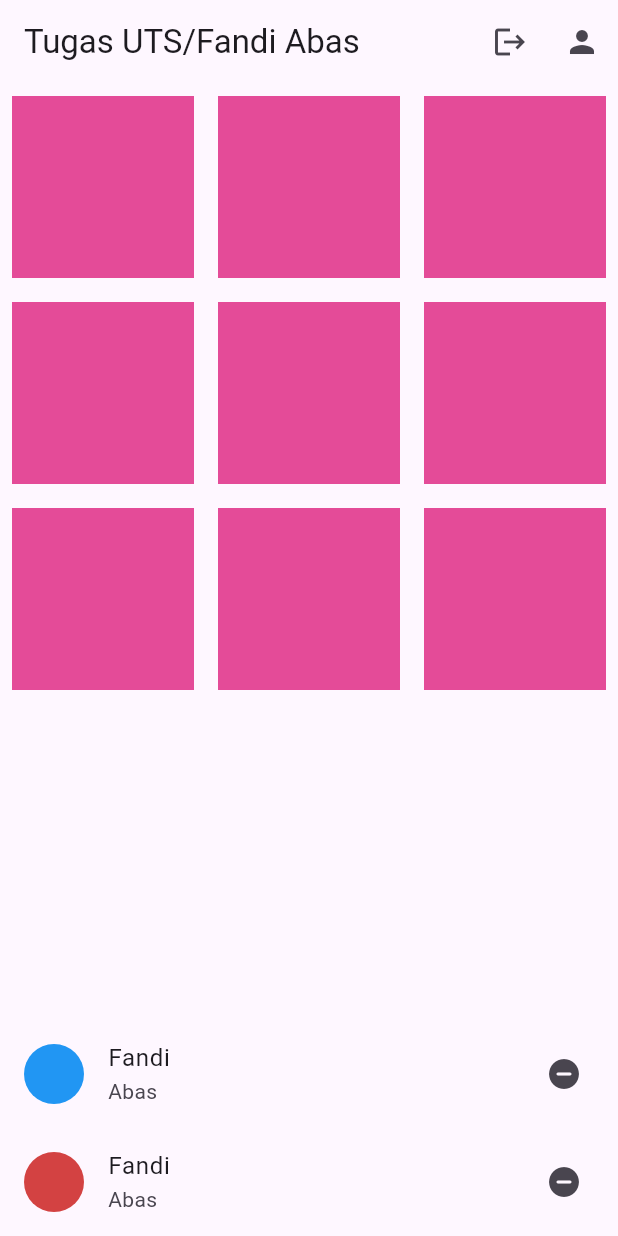
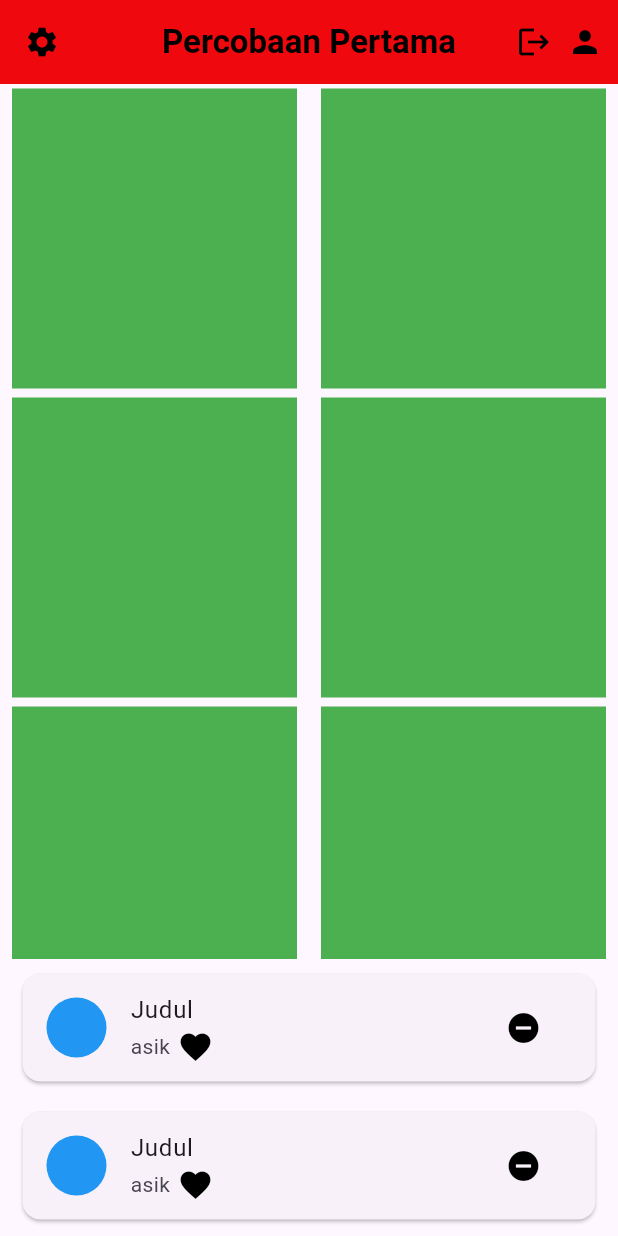
Before and after one commit to FandiAbas/flutter_uts, a Flutter app: the screen it shows after launch, on a phone screen of 412 x 824 dp. Run offline on Flutter 3.47's test engine with Material 3 defaults, Android fonts, the phone set to English and light mode, and no system bars.

```diff
--- /dev/null
+++ b/lib/home_page.dart
@@ -0,0 +1,102 @@
+import 'package:flutter/material.dart';
+
+class HomePage extends StatefulWidget {
+  const HomePage({super.key});
+
+  @override
+  State<HomePage> createState() => _HomePageState();
+}
+
+class _HomePageState extends State<HomePage> {
+  List<Map<String, dynamic>> items = [
+    {'title': 'Judul', 'subtitle': 'asik'},
+    {'title': 'Judul', 'subtitle': 'asik'},
+  ];
+
+  void _removeItem(int index) {
+    setState(() {
+      items.removeAt(index);
+    });
+  }
+
+  @override
+  Widget build(BuildContext context) {
+    return Scaffold(
+      appBar: AppBar(
+        centerTitle: true,
+        title: const Text(
+          'Percobaan Pertama',
+          style: TextStyle(color: Colors.black, fontWeight: FontWeight.bold),
+        ),
+        elevation: 3,
+        backgroundColor: Color.fromARGB(255, 251, 2, 2),
+        actions: [
+          Icon(
+            Icons.logout,
+            color: Colors.black,
+          ),
+          SizedBox(
+            width: 10,
+          ),
+          Icon(
+            Icons.person,
+            color: Colors.black,
+          ),
+          SizedBox(
+            width: 10,
+          ),
+        ],
+        leading: const Icon(
+          Icons.settings,
+          color: Colors.black,
+        ),
+      ),
+      body: Column(
+        children: [
+          // Flexible untuk GridView
+          Flexible(
+            flex: 3,
+            child: GridView.count(
+              crossAxisCount: 2,
+              children: List.generate(8, (index) {
+                return Container(
+                  margin: EdgeInsets.fromLTRB(8.0, 3.0, 8.0, 3.0),
+                  color: Colors.green,
+                );
+              }),
+            ),
+          ),
+          // SizedBox untuk ListView dengan tinggi tetap
+          SizedBox(
+            height: 185, // Atur tinggi sesuai kebutuhan Anda
+            child: ListView.builder(
+              itemCount: items.length,
+              itemBuilder: (context, index) {
+                return Card(
+                  margin: EdgeInsets.symmetric(vertical: 10, horizontal: 15),
+                  child: ListTile(
+                    leading: CircleAvatar(
+                      backgroundColor: Colors.blue,
+                    ),
+                    title: Text(items[index]['title']),
+                    subtitle: Row(
+                      children: [
+                        Text(items[index]['subtitle']),
+                        SizedBox(width: 5),
+                        Icon(Icons.favorite, color: Colors.black),
+                      ],
+                    ),
+                    trailing: IconButton(
+                      icon: Icon(Icons.remove_circle, color: Colors.black),
+                      onPressed: () => _removeItem(index),
+                    ),
+                  ),
+                );
+              },
+            ),
+          ),
+        ],
+      ),
+    );
+  }
+}
--- a/lib/main.dart
+++ b/lib/main.dart
@@ -1,59 +1,38 @@
 import 'package:flutter/material.dart';
+import 'package:flutter_uts/home_page.dart';
 
 void main() {
-  runApp(MyApp());
+  runApp(const MyApp());
 }
 
 class MyApp extends StatelessWidget {
+  const MyApp({super.key});
+
+  // This widget is the root of your application.
   @override
   Widget build(BuildContext context) {
     return MaterialApp(
-      home: Scaffold(
-        appBar: AppBar(
-          title: Text('Tugas UTS/Fandi Abas'),
-          actions: [
-            IconButton(
-              icon: Icon(Icons.logout),
-              onPressed: () {},
-            ),
-            IconButton(
-              icon: Icon(Icons.person),
-              onPressed: () {},
-            ),
-          ],
-        ),
-        body: Column(
-          children: [
-            Expanded(
-              child: GridView.count(
-                crossAxisCount: 3,
-                children: List.generate(9, (index) {
-                  return Container(
-                    margin: EdgeInsets.all(8.0),
-                    color: Color.fromARGB(255, 228, 75, 152),
-                  );
-                }),
-              ),
-            ),
-            ListTile(
-              leading: CircleAvatar(
-                backgroundColor: Colors.blue,
-              ),
-              title: Text('Fandi'),
-              subtitle: Text('Abas'),
-              trailing: Icon(Icons.remove_circle_rounded),
-            ),
-            ListTile(
-              leading: CircleAvatar(
-                backgroundColor: Color.fromARGB(255, 211, 66, 66),
-              ),
-              title: Text('Fandi'),
-              subtitle: Text('Abas'),
-              trailing: Icon(Icons.remove_circle_rounded),
-            ),
-          ],
-        ),
+      title: 'Flutter Demo',
+      theme: ThemeData(
+        // This is the theme of your application.
+        //
+        // TRY THIS: Try running your application with "flutter run". You'll see
+        // the application has a purple toolbar. Then, without quitting the app,
+        // try changing the seedColor in the colorScheme below to Colors.green
+        // and then invoke "hot reload" (save your changes or press the "hot
+        // reload" button in a Flutter-supported IDE, or press "r" if you used
+        // the command line to start the app).
+        //
+        // Notice that the counter didn't reset back to zero; the application
+        // state is not lost during the reload. To reset the state, use hot
+        // restart instead.
+        //
+        // This works for code too, not just values: Most code changes can be
+        // tested with just a hot reload.
+        colorScheme: ColorScheme.fromSeed(seedColor: Colors.deepPurple),
+        useMaterial3: true,
       ),
+      home: const HomePage(),
     );
   }
 }
```
